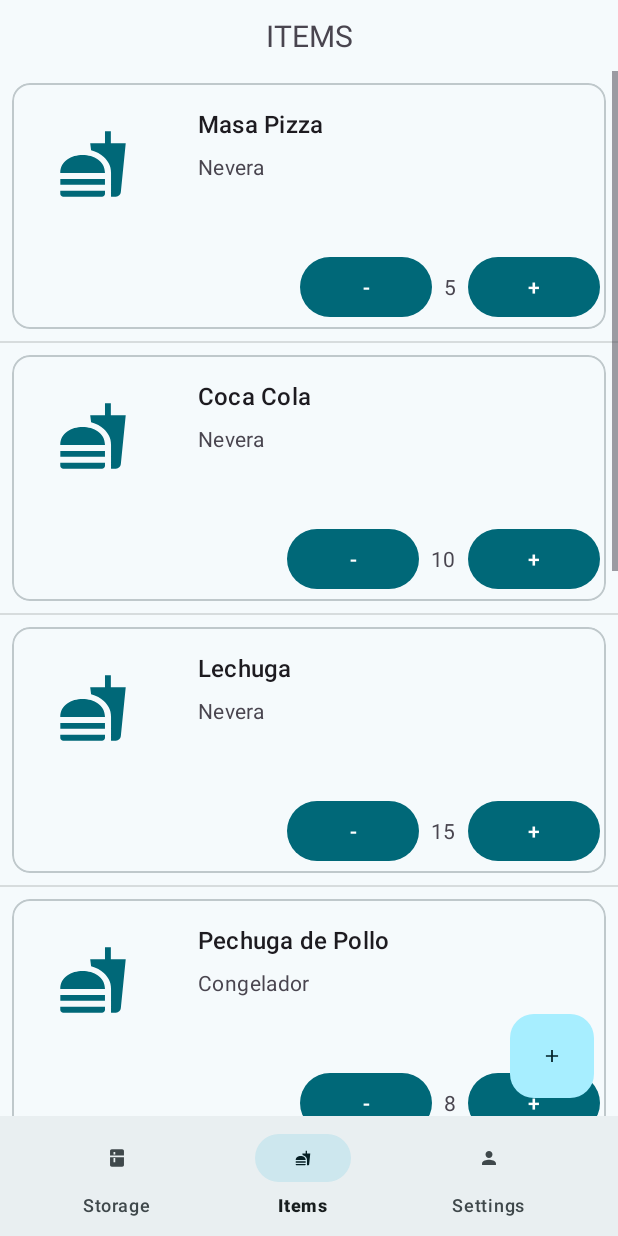
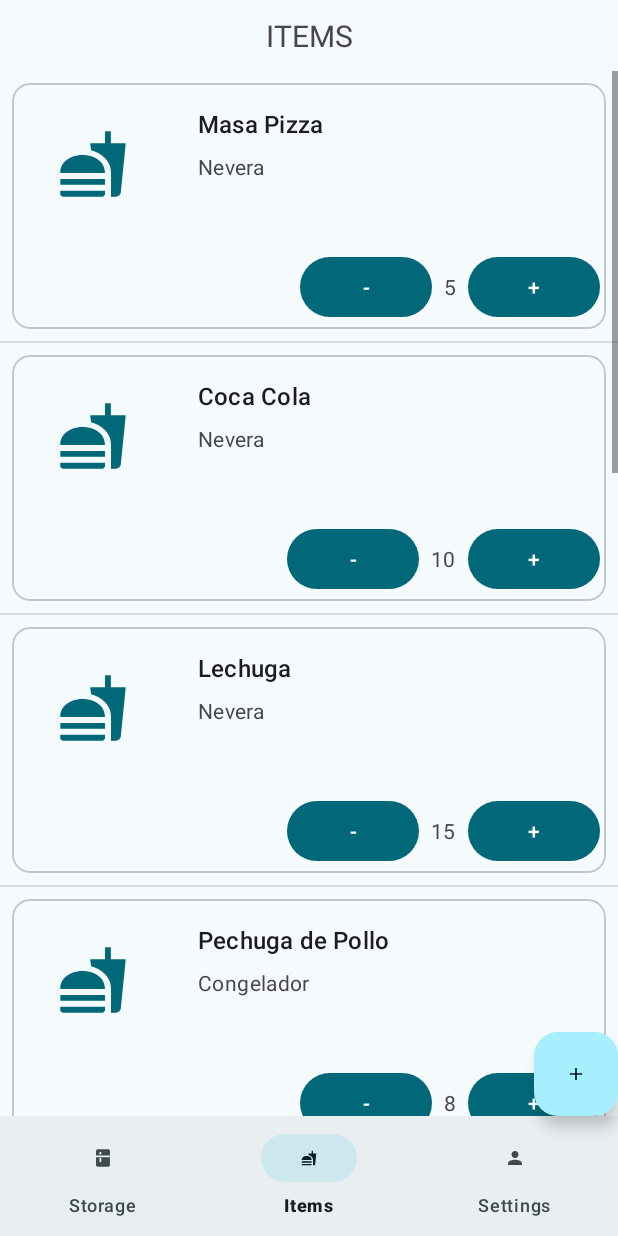
Before and after one commit to Ifete/BarCodeScannerApp, an Android app: the StoragePage screen opened directly, with no data from a screen before it, item 2 of the bottom bar chosen, on a phone screen of 412 x 824 dp. Run offline under Robolectric (Android 15) with nearby library versions, the phone set to English and light mode, and no system bars.

Commit message:
Items Page and Add Item Page Completed

```diff
--- a/app/src/main/java/com/example/barcodescanner/encapsulator/itemEncap.java
+++ b/app/src/main/java/com/example/barcodescanner/encapsulator/ItemEncap.java
@@ -1,12 +1,12 @@
 package com.example.barcodescanner.encapsulator;
 
-public class itemEncap {
+public class ItemEncap {
     private int image;
     private String foodTitle;
     private String storage;
     private int qty;
 
-    public itemEncap(int idimage, String foodTitle, String storage, int qty){
+    public ItemEncap(int idimage, String foodTitle, String storage, int qty){
         this.image = idimage;
         this.foodTitle = foodTitle;
         this.storage = storage;
@@ -17,4 +17,5 @@ public class itemEncap {
     public String get_storage(){return storage;}
     public int get_idImage(){return image;}
     public int get_qty(){return qty;}
+
 }
--- /dev/null
+++ b/app/src/main/java/com/example/barcodescanner/encapsulator/StorageEncap.java
@@ -0,0 +1,31 @@
+package com.example.barcodescanner.encapsulator;
+
+import android.content.Intent;
+import android.view.View;
+import android.widget.Button;
+
+import com.example.barcodescanner.AddItemPage;
+import com.example.barcodescanner.storage.StoragePage;
+import com.google.android.material.button.MaterialButton;
+
+public class StorageEncap {
+    private int image;
+    private String storageTitle;
+    private String storageDescription;
+
+    private MaterialButton editStorageBtn, addItemBtn;
+
+    public StorageEncap(int idimage, String storageTitle, String storageDescription, MaterialButton addItemBtn, MaterialButton editStorageBtn){
+        this.image = idimage;
+        this.storageTitle = storageTitle;
+        this.storageDescription = storageDescription;
+        this.addItemBtn = addItemBtn;
+        this.editStorageBtn = editStorageBtn;
+    }
+
+    public String get_storageTitle(){return storageTitle;}
+    public String get_storageDescription(){return storageDescription;}
+    public int get_idImage(){return image;}
+
+
+}
--- a/app/src/main/java/com/example/barcodescanner/items/ItemsPage.java
+++ b/app/src/main/java/com/example/barcodescanner/items/ItemsPage.java
@@ -6,7 +6,6 @@ import android.view.MenuItem;
 import android.view.View;
 import android.widget.ImageView;
 import android.widget.ListView;
-import android.widget.RadioButton;
 import android.widget.TextView;
 
 import androidx.annotation.NonNull;
@@ -15,7 +14,7 @@ import androidx.appcompat.app.AppCompatActivity;
 import com.example.barcodescanner.AddItemPage;
 import com.example.barcodescanner.CustomAdapter;
 import com.example.barcodescanner.R;
-import com.example.barcodescanner.encapsulator.itemEncap;
+import com.example.barcodescanner.encapsulator.ItemEncap;
 import com.example.barcodescanner.settings.SettingsPage;
 import com.example.barcodescanner.storage.StoragePage;
 import com.google.android.material.bottomnavigation.BottomNavigationView;
@@ -25,7 +24,7 @@ import com.google.android.material.navigation.NavigationBarView;
 import java.util.ArrayList;
 
 public class ItemsPage extends AppCompatActivity {
-    private FloatingActionButton addBtn;
+    private FloatingActionButton addBtnFloating;
     private ListView itemsList;
 
     @Override
@@ -33,10 +32,10 @@ public class ItemsPage extends AppCompatActivity {
         super.onCreate(savedInstanceState);
         setContentView(R.layout.items_page);
 
-        //Add nre item floating button
-        addBtn = findViewById(R.id.plusFab);
-        addBtn.show();
-        addBtn.setOnClickListener(new View.OnClickListener() {
+        //Add new item floating button
+        addBtnFloating = findViewById(R.id.btnAddItemFloating);
+        addBtnFloating.show();
+        addBtnFloating.setOnClickListener(new View.OnClickListener() {
             @Override
             public void onClick(View v) {
                 Intent addItemsPage = new Intent(ItemsPage.this, AddItemPage.class);
@@ -47,17 +46,17 @@ public class ItemsPage extends AppCompatActivity {
         //Item list inflater
         itemsList = findViewById(R.id.itemsList);
 
-        ArrayList<itemEncap> itemData = new ArrayList<>();
-        itemData.add(new itemEncap(R.drawable.ic_food_foreground, "Masa Pizza", "Nevera", 5));
-        itemData.add(new itemEncap(R.drawable.ic_food_foreground, "Coca Cola", "Nevera", 10));
-        itemData.add(new itemEncap(R.drawable.ic_food_foreground, "Lechuga", "Nevera", 15));
-        itemData.add(new itemEncap(R.drawable.ic_food_foreground, "Pechuga de Pollo", "Congelador", 8));
-        itemData.add(new itemEncap(R.drawable.ic_food_foreground, "Queso Cheddar", "Nevera", 12));
-        itemData.add(new itemEncap(R.drawable.ic_food_foreground, "Manzanas", "Despensa", 20));
-        itemData.add(new itemEncap(R.drawable.ic_food_foreground, "Papas Fritas", "Despensa", 30));
-        itemData.add(new itemEncap(R.drawable.ic_food_foreground, "Pan Integral", "Despensa", 7));
-        itemData.add(new itemEncap(R.drawable.ic_food_foreground, "Filete de Merluza", "Congelador", 6));
-        itemData.add(new itemEncap(R.drawable.ic_food_foreground, "Helado de Vainilla", "Congelador", 4));
+        ArrayList<ItemEncap> itemData = new ArrayList<>();
+        itemData.add(new ItemEncap(R.drawable.ic_food_foreground, "Masa Pizza", "Nevera", 5));
+        itemData.add(new ItemEncap(R.drawable.ic_food_foreground, "Coca Cola", "Nevera", 10));
+        itemData.add(new ItemEncap(R.drawable.ic_food_foreground, "Lechuga", "Nevera", 15));
+        itemData.add(new ItemEncap(R.drawable.ic_food_foreground, "Pechuga de Pollo", "Congelador", 8));
+        itemData.add(new ItemEncap(R.drawable.ic_food_foreground, "Queso Cheddar", "Nevera", 12));
+        itemData.add(new ItemEncap(R.drawable.ic_food_foreground, "Manzanas", "Despensa", 20));
+        itemData.add(new ItemEncap(R.drawable.ic_food_foreground, "Papas Fritas", "Despensa", 30));
+        itemData.add(new ItemEncap(R.drawable.ic_food_foreground, "Pan Integral", "Despensa", 7));
+        itemData.add(new ItemEncap(R.drawable.ic_food_foreground, "Filete de Merluza", "Congelador", 6));
+        itemData.add(new ItemEncap(R.drawable.ic_food_foreground, "Helado de Vainilla", "Congelador", 4));
 
         itemsList.setAdapter(new CustomAdapter(this, R.layout.items_item,itemData){
             @Override
@@ -67,10 +66,10 @@ public class ItemsPage extends AppCompatActivity {
                 ImageView itemImage = (ImageView) view.findViewById(R.id.imgItem);
                 TextView itemQuantity = (TextView) view.findViewById(R.id.quantity);
 
-                itemTitle.setText(((itemEncap) entrada).get_foodTitle());
-                itemStorage.setText(((itemEncap) entrada).get_storage());
-                itemImage.setImageResource(((itemEncap) entrada).get_idImage());
-                itemQuantity.setText(String.valueOf(((itemEncap) entrada).get_qty()));
+                itemTitle.setText(((ItemEncap) entrada).get_foodTitle());
+                itemStorage.setText(((ItemEncap) entrada).get_storage());
+                itemImage.setImageResource(((ItemEncap) entrada).get_idImage());
+                itemQuantity.setText(String.valueOf(((ItemEncap) entrada).get_qty()));
             }
         });
 
--- a/app/src/main/java/com/example/barcodescanner/storage/StoragePage.java
+++ b/app/src/main/java/com/example/barcodescanner/storage/StoragePage.java
@@ -5,37 +5,76 @@ import android.content.Intent;
 import android.os.Bundle;
 import android.view.MenuItem;
 import android.view.View;
+import android.widget.GridView;
+import android.widget.ImageView;
+import android.widget.ListView;
+import android.widget.TextView;
 
 import androidx.annotation.NonNull;
 import androidx.appcompat.app.AppCompatActivity;
 
 import com.example.barcodescanner.AddItemPage;
+import com.example.barcodescanner.CustomAdapter;
 import com.example.barcodescanner.R;
+import com.example.barcodescanner.encapsulator.ItemEncap;
+import com.example.barcodescanner.encapsulator.StorageEncap;
 import com.example.barcodescanner.items.ItemsPage;
 import com.example.barcodescanner.settings.SettingsPage;
 import com.google.android.material.bottomnavigation.BottomNavigationView;
 import com.google.android.material.button.MaterialButton;
 import com.google.android.material.navigation.NavigationBarView;
 
+import java.util.ArrayList;
+
 public class StoragePage extends AppCompatActivity {
     private MaterialButton editStorageBtn, addItemBtn;
+    private GridView itemsList;
 
     @Override
     protected void onCreate(Bundle savedInstanceState) {
         super.onCreate(savedInstanceState);
         setContentView(R.layout.storage_page);
 
-        editStorageBtn = findViewById(R.id.editStorageBtn);
-        addItemBtn = findViewById(R.id.addItemBtn);
+        //Assigning the gridview to the itemsList variable
+        itemsList = findViewById(R.id.storageList);
 
-        addItemBtn.setOnClickListener(new View.OnClickListener() {
+        //Creating the data for the storage items
+        ArrayList<StorageEncap> itemData = new ArrayList<>();
+        itemData.add(new StorageEncap(R.drawable.ic_fridge_foreground, "Nevera", "Nevera de la cocina", addItemBtn, editStorageBtn));
+        itemData.add(new StorageEncap(R.drawable.ic_fridge_foreground, "Congelador", "Congelador de la cocina", addItemBtn, editStorageBtn));
+        itemData.add(new StorageEncap(R.drawable.ic_fridge_foreground, "Despensa", "Despensa de la cocina", addItemBtn, editStorageBtn));
+        itemData.add(new StorageEncap(R.drawable.ic_fridge_foreground, "Alacena", "Alacena de la cocina", addItemBtn, editStorageBtn));
+
+        //Setting the adapter for the gridview
+        itemsList.setAdapter(new CustomAdapter(this, R.layout.storage_item,itemData){
             @Override
-            public void onClick(View v) {
-                Intent addItemPage = new Intent(StoragePage.this, AddItemPage.class);
-                StoragePage.this.startActivity(addItemPage);
+            public void ondataEntry (Object entrada, View view){
+                TextView storageTitle = (TextView) view.findViewById(R.id.txtTitleStorage);
+                TextView storageDescription = (TextView) view.findViewById(R.id.txtDescriptionStorage);
+                ImageView storageImage = (ImageView) view.findViewById(R.id.imgStorage);
+
+                storageTitle.setText(((StorageEncap) entrada).get_storageTitle());
+                storageDescription.setText(((StorageEncap) entrada).get_storageDescription());
+                storageImage.setImageResource(((StorageEncap) entrada).get_idImage());
+
+                MaterialButton addItemBtn = (MaterialButton) view.findViewById(R.id.btnAddItem);
+                MaterialButton editStorageBtn = (MaterialButton) view.findViewById(R.id.btnEditStorage);
+
+                addItemBtn.setOnClickListener(new View.OnClickListener() {
+                    @Override
+                    public void onClick(View v) {
+                        Intent addItemPage = new Intent(StoragePage.this, AddItemPage.class);
+                        StoragePage.this.startActivity(addItemPage);
+                    }
+                });
             }
         });
 
+
+
+
+
+        //Bottom navigation bar
         BottomNavigationView bottomNavigationView = findViewById(R.id.bottom_navigation);
         bottomNavigationView.setSelectedItemId(R.id.storageMenu);
         bottomNavigationView.setOnItemSelectedListener(new NavigationBarView.OnItemSelectedListener() {
--- a/app/src/main/res/layout/items_page.xml
+++ b/app/src/main/res/layout/items_page.xml
@@ -4,14 +4,19 @@
     android:layout_height="match_parent"
     xmlns:android="http://schemas.android.com/apk/res/android"
     xmlns:app="http://schemas.android.com/apk/res-auto">
-    <RelativeLayout
+
+    <androidx.constraintlayout.widget.ConstraintLayout
         android:layout_width="match_parent"
-        android:layout_height="match_parent"
-        tools:context=".storage.StoragePage">
+        android:layout_height="match_parent">
 
         <LinearLayout
+            app:layout_constraintBottom_toTopOf="@id/bottom_navigation"
+            app:layout_constraintLeft_toLeftOf="parent"
+            app:layout_constraintRight_toRightOf="parent"
+            app:layout_constraintTop_toTopOf="parent"
+            android:id="@+id/itemListLayout"
             android:layout_width="match_parent"
-            android:layout_height="wrap_content"
+            android:layout_height="0dp"
             android:orientation="vertical">
 
             <TextView
@@ -26,35 +31,33 @@
             <ListView
                 android:id="@+id/itemsList"
                 android:layout_width="match_parent"
-                android:layout_height="match_parent"/>
+                android:layout_height="0dp"
+                android:layout_weight="1"/>
         </LinearLayout>
 
-    </RelativeLayout>
-    <com.google.android.material.bottomappbar.BottomAppBar
-        android:id="@+id/bottom_app_bar"
-        android:layout_width="match_parent"
-        android:layout_height="wrap_content"
-        android:gravity="bottom"
-        android:layout_gravity="bottom"
-        app:fabCradleRoundedCornerRadius="10dp"
-        app:fabCradleVerticalOffset="10dp"
-        app:fabCradleMargin="10dp">
-
     <com.google.android.material.bottomnavigation.BottomNavigationView
+        app:layout_constraintBottom_toBottomOf="parent"
+        app:layout_constraintLeft_toLeftOf="parent"
+        app:layout_constraintRight_toRightOf="parent"
+        app:layout_constraintTop_toBottomOf="@id/itemListLayout"
         android:id="@+id/bottom_navigation"
         android:layout_width="match_parent"
         android:layout_height="wrap_content"
         android:layout_alignParentBottom="true"
-            app:menu="@menu/bottom_nav_menu"
-            android:layout_marginRight="16dp"
-            />
-    </com.google.android.material.bottomappbar.BottomAppBar>
+        app:menu="@menu/bottom_nav_menu" />
+
         <com.google.android.material.floatingactionbutton.FloatingActionButton
-        android:id="@+id/plusFab"
+            app:layout_constraintBottom_toBottomOf="@id/bottom_navigation"
+            app:layout_constraintEnd_toEndOf="parent"
+            android:id="@+id/btnAddItemFloating"
             android:layout_width="wrap_content"
             android:layout_height="wrap_content"
             android:contentDescription="@string/plus"
             app:srcCompat="@drawable/ic_plus_foreground"
-        app:layout_anchor="@id/bottom_app_bar"
+            app:layout_anchor="@id/bottom_navigation"
             android:layout_marginBottom="80dp"/>
+    </androidx.constraintlayout.widget.ConstraintLayout>
+
+
+
 </androidx.coordinatorlayout.widget.CoordinatorLayout>
--- a/app/src/main/res/values/strings.xml
+++ b/app/src/main/res/values/strings.xml
@@ -11,5 +11,8 @@
     <string name="minus" translatable="false">-</string>
     <string name="plus" translatable="false">+</string>
     <string name="newItems">Add new Items</string>
+    <string name="productId">Product ID</string>
+    <string name="productName">Product Name</string>
+    <string name="productImage">Product Image</string>
 
 </resources>
```
Also changed, not shown: app/src/main/AndroidManifest.xml (+5 -5 lines), app/src/main/java/com/example/barcodescanner/AddItemPage.java (+9 -20 lines), app/src/main/java/com/example/barcodescanner/GIFCamera.java (+5 -2 lines), app/src/main/java/com/example/barcodescanner/ScanBCInfo.java (+16 -9 lines), app/src/main/res/layout/add_item_page.xml (+69 -68 lines), app/src/main/res/layout/storage_item.xml (+5 -2 lines), app/src/main/res/layout/storage_page.xml (+20 -16 lines), 1 other file. Lines whose indentation alone changed are shown as unchanged.
